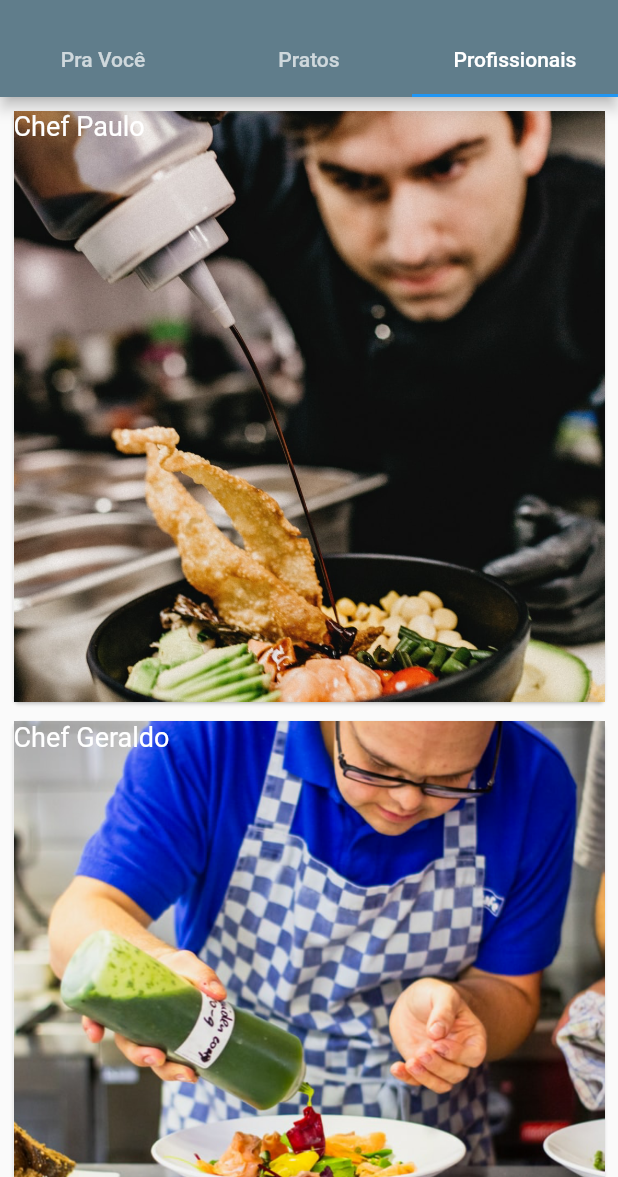
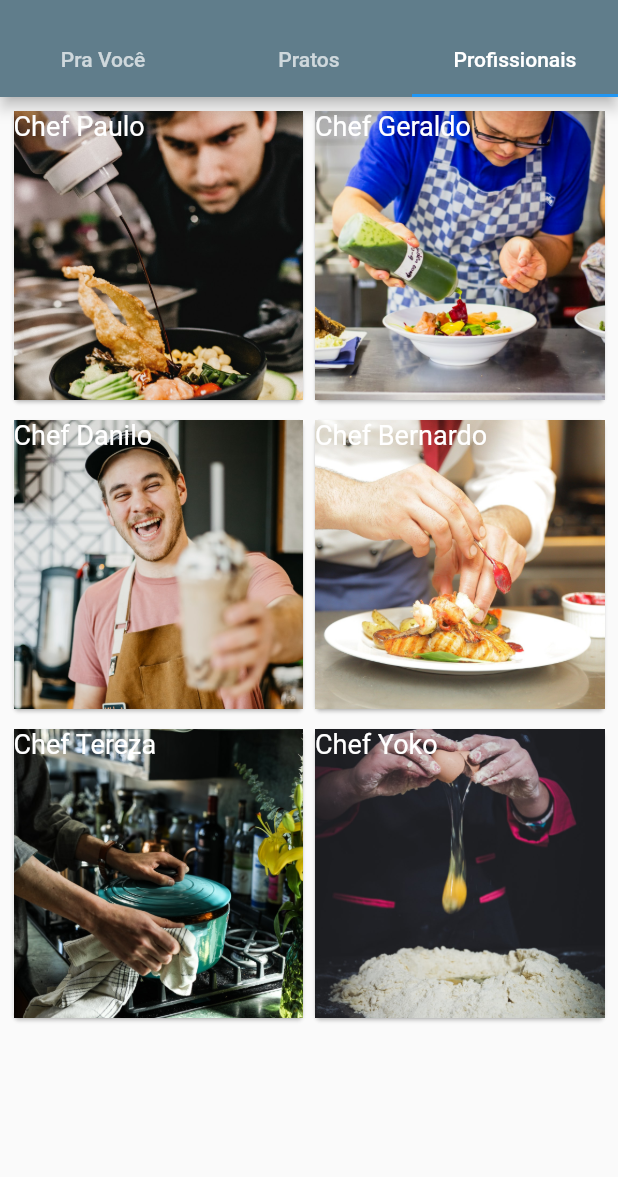
Before and after one commit to ginaldolaranjeiras/dolman_app, a Flutter app: the screen it shows after launch, tab 3 chosen, on a phone screen of 412 x 824 dp, the part 59-1236 px from its top. Run offline on Flutter 3.47's test engine with Material 2 defaults, Android fonts, the phone set to English and light mode, and no system bars.

Commit message:
Duas Colunas na Grade

```diff
--- a/lib/ui/pages/pratos.dart
+++ b/lib/ui/pages/pratos.dart
@@ -16,7 +16,7 @@ class _PratosState extends State<Pratos> {
           padding: const EdgeInsets.all(5),
           sliver: SliverGrid.count(
             mainAxisSpacing: 5,
-            crossAxisCount: 1,
+            crossAxisCount: 2,
             children: <Widget>[
               Card(
                 child: InkWell(
--- a/lib/ui/pages/profissionais.dart
+++ b/lib/ui/pages/profissionais.dart
@@ -16,7 +16,7 @@ class _ProfissionaisState extends State<Profissionais> {
           padding: const EdgeInsets.all(5),
           sliver: SliverGrid.count(
             mainAxisSpacing: 5,
-            crossAxisCount: 1,
+            crossAxisCount: 2,
             children: <Widget>[
               Card(
                 child: InkWell(
--- a/pubspec.yaml
+++ b/pubspec.yaml
@@ -23,6 +23,7 @@ dependencies:
   # The following adds the Cupertino Icons font to your application.
   # Use with the CupertinoIcons class for iOS style icons.
   cupertino_icons: ^0.1.2
+  mobx: ^1.0.2
 
 dev_dependencies:
   flutter_test:
```
Also changed, not shown: lib/ui/pages/pravoce.dart (+12 -10 lines), pubspec.lock.
